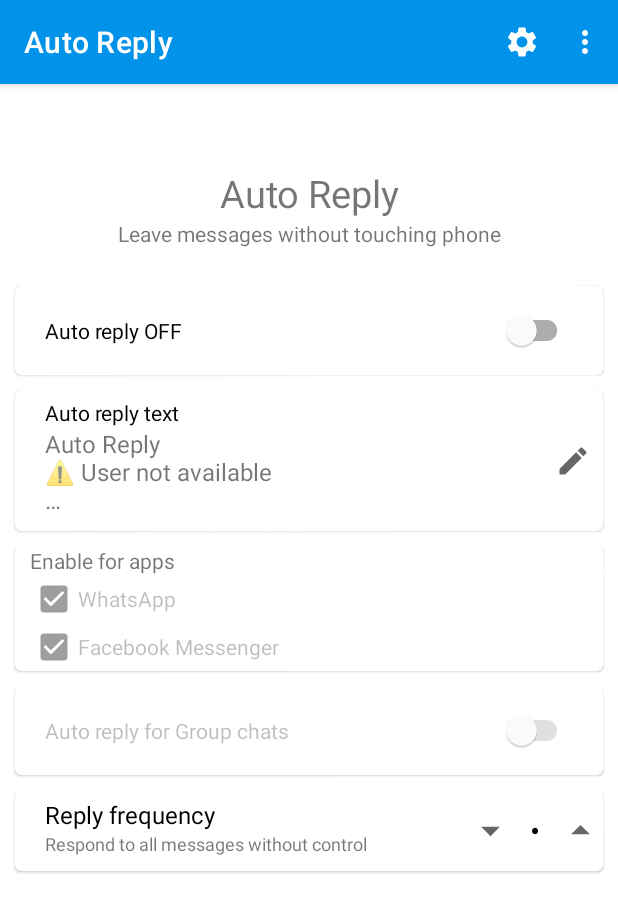
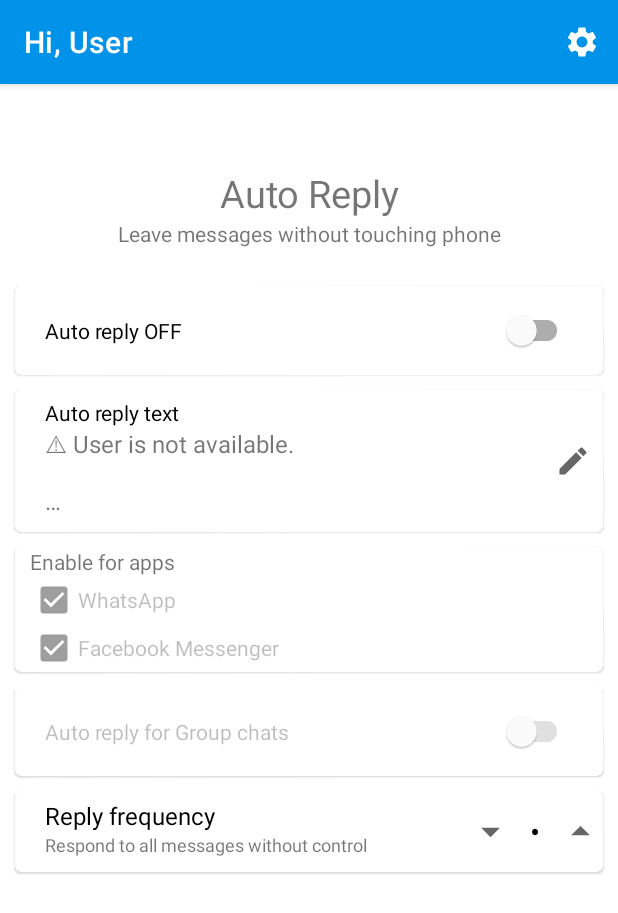
Before and after one commit to it5prasoon/Auto-Reply-Android, an Android app: the screen it shows after launch (MainActivity), on a phone screen of 412 x 824 dp. Shown: the top 913 px of the screen. Run offline under Robolectric (Android 15) with nearby library versions, the phone set to English and light mode, and no system bars.

Commit message:
:rocket: UI changes

```diff
--- a/app/src/main/AndroidManifest.xml
+++ b/app/src/main/AndroidManifest.xml
@@ -26,7 +26,7 @@
             </intent-filter>
         </activity>
 
-        <activity android:name=".activity.main.MainActivity">
+        <activity android:name=".activity.main.MainActivity" android:label="Hi, User">
         </activity>
 
         <activity
--- a/app/src/main/java/com/matrix/autoreply/activity/main/MainActivity.kt
+++ b/app/src/main/java/com/matrix/autoreply/activity/main/MainActivity.kt
@@ -1,5 +1,6 @@
 package com.matrix.autoreply.activity.main
 
+import android.app.ActionBar
 import android.os.Bundle
 import com.matrix.autoreply.R
 import com.matrix.autoreply.activity.BaseActivity
--- a/app/src/main/java/com/matrix/autoreply/fragment/MainFragment.java
+++ b/app/src/main/java/com/matrix/autoreply/fragment/MainFragment.java
@@ -83,7 +83,6 @@ public class MainFragment extends Fragment {
         View view = inflater.inflate(R.layout.fragment_main, container, false);
 
         setHasOptionsMenu(true);
-
         mActivity = getActivity();
 
         customRepliesData = CustomRepliesData.getInstance(mActivity);
@@ -161,7 +160,6 @@ public class MainFragment extends Fragment {
         setNumDays();
 
         createSupportedAppCheckboxes();
-
         return view;
     }
 
@@ -518,8 +516,6 @@ public class MainFragment extends Fragment {
     public boolean onOptionsItemSelected(@NonNull MenuItem item) {
         if(item.getItemId() == R.id.setting){
             loadSettingsActivity();
-        } else if(item.getItemId() == R.id.about) {
-            Toast.makeText(getActivity(), "Under construction", Toast.LENGTH_LONG).show();
         }
         return super.onOptionsItemSelected(item);
     }
--- a/app/src/main/java/com/matrix/autoreply/model/CustomRepliesData.java
+++ b/app/src/main/java/com/matrix/autoreply/model/CustomRepliesData.java
@@ -118,7 +118,7 @@ public class CustomRepliesData {
     public String getTextToSendOrElse (String defaultTextToSend) {
         String currentText = get();
         if (preferencesManager.isAppendWatomaticAttributionEnabled()) {
-            currentText += "\n\n"+ RTL_ALIGN_INVISIBLE_CHAR + thisAppContext.getString(R.string.sent_using_autoreply);
+            currentText += "\n\n\n" + thisAppContext.getString(R.string.sent_using_autoreply);
         }
         return (currentText != null)
                 ? currentText
--- /dev/null
+++ b/app/src/main/res/drawable/ic_baseline_notifications_24.xml
@@ -0,0 +1,5 @@
+<vector android:height="24dp" android:tint="#8F8F8F"
+    android:viewportHeight="24" android:viewportWidth="24"
+    android:width="24dp" xmlns:android="http://schemas.android.com/apk/res/android">
+    <path android:fillColor="@android:color/white" android:pathData="M12,22c1.1,0 2,-0.9 2,-2h-4c0,1.1 0.89,2 2,2zM18,16v-5c0,-3.07 -1.64,-5.64 -4.5,-6.32L13.5,4c0,-0.83 -0.67,-1.5 -1.5,-1.5s-1.5,0.67 -1.5,1.5v0.68C7.63,5.36 6,7.92 6,11v5l-2,2v1h16v-1l-2,-2z"/>
+</vector>
--- a/app/src/main/res/menu/main_menu.xml
+++ b/app/src/main/res/menu/main_menu.xml
@@ -8,10 +8,10 @@
         android:icon="@drawable/ic_settings"
         app:showAsAction="ifRoom"/>
 
-    <item
-        android:id="@+id/about"
-        android:title="@string/about"
-        android:icon="@drawable/ic_baseline_info_24"
-        app:showAsAction="never"/>
+<!--    <item-->
+<!--        android:id="@+id/about"-->
+<!--        android:title="@string/about"-->
+<!--        android:icon="@drawable/ic_baseline_info_24"-->
+<!--        app:showAsAction="never"/>-->
 
 </menu>
--- a/app/src/main/res/values/strings.xml
+++ b/app/src/main/res/values/strings.xml
@@ -7,7 +7,7 @@
     <string name="privacy_policy_label">Privacy Policy</string>
     <string name="service_name">Auto Reply</string>
     <string name="mainAutoReplyTextPlaceholder">(Custom Reply)</string>
-    <string name="auto_reply_default_message">Auto Reply\n⚠️ User not available</string>
+    <string name="auto_reply_default_message">⚠ User is not available.</string>
     <string name="mainAutoReplyLabel">Auto reply text</string>
     <string name="mainAutoReplySwitchOffLabel">Auto reply OFF</string>
     <string name="mainAutoReplySwitchOnLabel">Auto reply ON</string>
@@ -42,8 +42,8 @@
     <!-- Custom message editor -->
     <string name="save">Save</string>
     <string name="tip_view_messages_from_fellow_users">🦩 <u>View templates from community and share yours too ➚</u></string>
-    <string name="append_autoreply_arribution_checkbox_label">Add Autoreply attribute to the messege.</string>
-    <string name="sent_using_autoreply">Sent using AutoReply</string>
+    <string name="append_autoreply_arribution_checkbox_label">Add autoreply attribute to the messege.</string>
+    <string name="sent_using_autoreply">Sent by Auto reply</string>
 
     <string name="share">Share</string>
     <string name="share_subject">Autoreply: Auto Reply for WhatsApp</string>
--- a/app/src/main/res/xml/fragment_settings.xml
+++ b/app/src/main/res/xml/fragment_settings.xml
@@ -11,7 +11,7 @@
 
     <SwitchPreference android:title="@string/show_notification_label"
         android:key="@string/pref_show_notification_replied_msg"
-        app:icon="@drawable/ic_notification"
+        app:icon="@drawable/ic_baseline_notifications_24"
         />
 
 </PreferenceScreen>
```
Also changed, not shown: app/src/main/java/com/matrix/autoreply/model/utils/NotificationHelper.java (+6 -6 lines), app/src/main/res/drawable/ic_logo_full.xml (deleted, +0 -10 lines).
